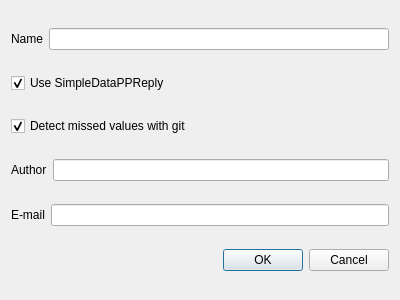
The window that dev-scripts/newplugin/dialog.ui (KDE/nepomuk-web-extractor) describes before a commit, drawn with Qt 5.
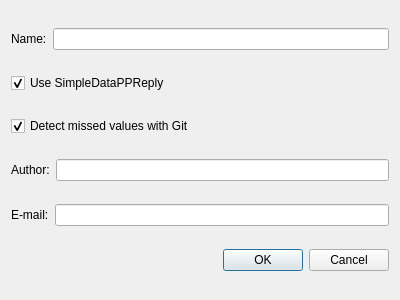
The same window after the commit.

Diff of the .ui file:
```diff
--- a/dev-scripts/newplugin/dialog.ui
+++ b/dev-scripts/newplugin/dialog.ui
@@ -19,7 +19,7 @@
      <item>
       <widget class="QLabel" name="label">
        <property name="text">
-        <string>Name</string>
+        <string>Name:</string>
        </property>
       </widget>
      </item>
@@ -41,7 +41,7 @@
    <item>
     <widget class="QCheckBox" name="gitCheckBox">
      <property name="text">
-      <string>Detect missed values with git</string>
+      <string>Detect missed values with Git</string>
      </property>
      <property name="checked">
       <bool>true</bool>
@@ -53,7 +53,7 @@
      <item>
       <widget class="QLabel" name="label_2">
        <property name="text">
-        <string>Author</string>
+        <string>Author:</string>
        </property>
       </widget>
      </item>
@@ -67,7 +67,7 @@
      <item>
       <widget class="QLabel" name="label_3">
        <property name="text">
-        <string>E-mail</string>
+        <string>E-mail:</string>
        </property>
       </widget>
      </item>
```
